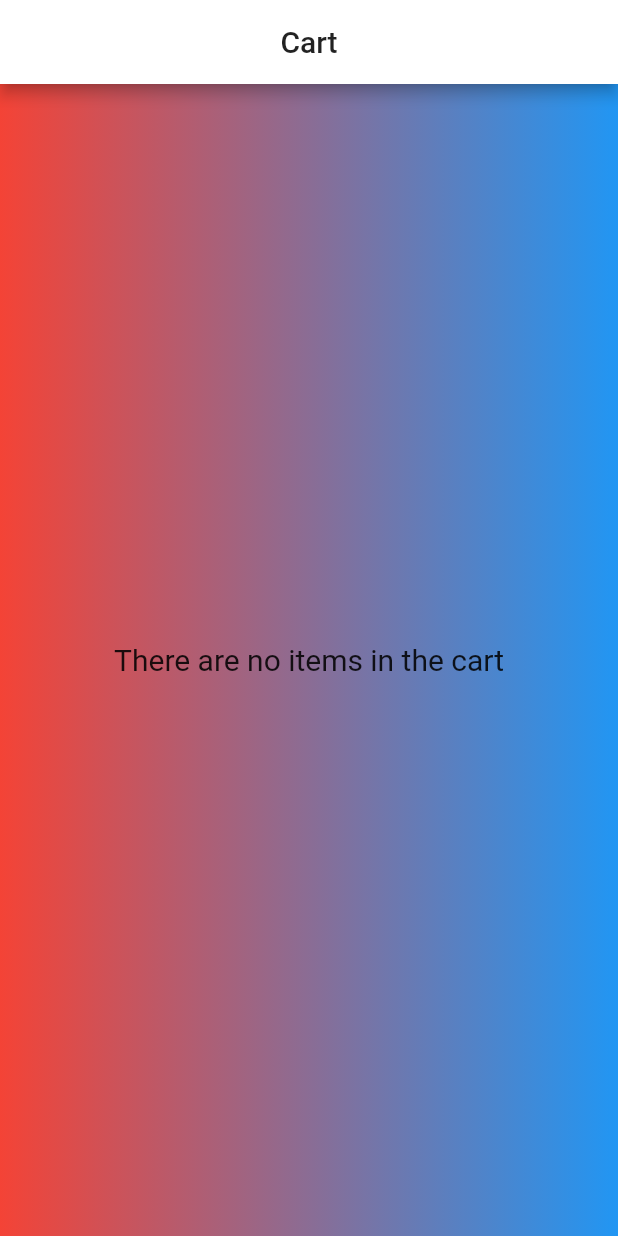
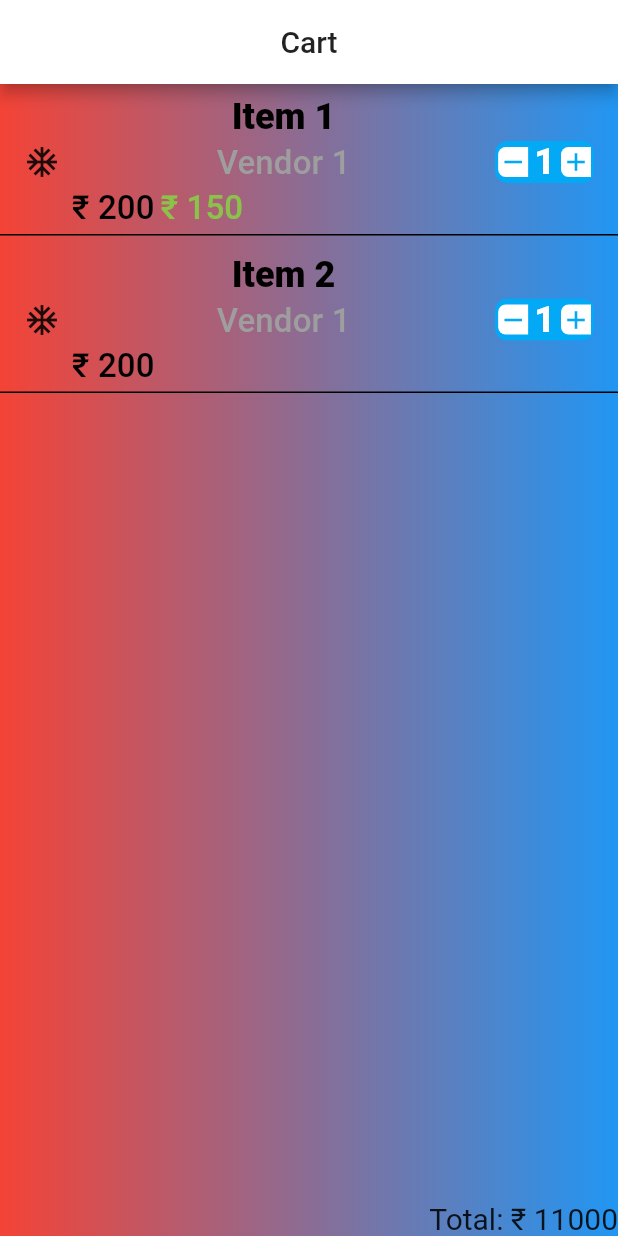
Before and after one commit to 99suyashsoni/Apogee-2020, a Flutter app: the screen it shows after launch, on a phone screen of 412 x 824 dp. Run offline on Flutter 3.47's test engine with Material 2 defaults, Android fonts, the phone set to English and light mode, and no system bars; our stand-ins replace firebase_analytics, sqflite; accounts and stored records are empty.

Commit message:
Add cart items in cart UI

```diff
--- /dev/null
+++ b/lib/shared/constants/appColors.dart
@@ -0,0 +1,8 @@
+import 'package:flutter/cupertino.dart';
+import 'package:flutter/material.dart';
+
+Color borderColor = Colors.black;
+
+Color strikeThroughLine = Colors.lightGreen;
+
+Color cartQuantityButtonBackground = Colors.lightBlue;
--- a/lib/wallet/controller/CartController.dart
+++ b/lib/wallet/controller/CartController.dart
@@ -4,11 +4,34 @@ import 'package:flutter/cupertino.dart';
 
 class CartController with ChangeNotifier {
   WalletDao _walletDao;
-  List<CartItem> cartItems;
+  List<CartItem> cartItems = [
+    CartItem(
+      basePrice: 200,
+      currentPrice: 150,
+      discount: 50,
+      isVeg: true,
+      itemId: 1,
+      itemName: "Item 1",
+      quantity: 2,
+      vendorId: 2,
+      vendorName: "Vendor 1"
+    ),
+    CartItem(
+      basePrice: 200,
+      currentPrice: 200,
+      discount: 0,
+      isVeg: false,
+      itemId: 2,
+      itemName: "Item 2",
+      quantity: 1,
+      vendorId: 2,
+      vendorName: "Vendor 1"
+    )
+  ];
 
   CartController() {
     this._walletDao = WalletDao();
-    loadCartItems();
+    // loadCartItems();
   }
 
   Future<Null> loadCartItems() async {
@@ -17,6 +40,7 @@ class CartController with ChangeNotifier {
   }
 
   Future<List<CartItem>> getCartItems() async {
-    return await _walletDao.getAllCartItems();
+    await _walletDao.getAllCartItems();
+    return cartItems;
   }
 }
--- /dev/null
+++ b/lib/wallet/view/CartItemWidget.dart
@@ -0,0 +1,77 @@
+import 'package:apogee_main/shared/constants/appColors.dart';
+import 'package:apogee_main/wallet/data/database/dataClasses/CartItem.dart';
+import 'package:apogee_main/wallet/view/CartQuantityWidget.dart';
+import 'package:flutter/material.dart';
+
+class CartItemWidget extends StatelessWidget {
+  CartItem item;
+  CartQuantityListener cartQuantityListener;
+
+  CartItemWidget({
+    @required this.item,
+    @required this.cartQuantityListener
+  });
+
+  @override
+  Widget build(BuildContext context) {
+    return Container(
+      padding: EdgeInsets.symmetric(horizontal: 16.0, vertical: 4.0),
+      margin: EdgeInsets.symmetric(vertical: 4.0),
+      decoration: BoxDecoration(
+        border: Border(
+          bottom: BorderSide(
+            color: borderColor,
+          )
+        )
+      ),
+      child: Row(
+        children: <Widget>[
+          Container(
+            margin: EdgeInsets.only(right: 8.0),
+            child: Icon(
+              Icons.ac_unit,
+            ),
+          ),
+          Expanded(
+            flex: 1,
+            child: Column(
+              children: <Widget>[
+                Container(
+                  margin: EdgeInsets.only(bottom: 4.0),
+                  child: Text(item.itemName, style: Theme.of(context).textTheme.title)
+                ),
+                Container(
+                  margin: EdgeInsets.only(bottom: 4.0),
+                  child: Text(item.vendorName, style: Theme.of(context).textTheme.subtitle)
+                ),
+                Row(
+                  children: <Widget>[
+                    Container(
+                      margin: EdgeInsets.only(right: 4.0),
+                      child: Stack(
+                        children: <Widget>[
+                          Text("\u20B9 ${item.basePrice.toString()}", style: Theme.of(context).textTheme.subtitle.copyWith(color: Colors.black)),
+                          item.discount != 0 ? Container(
+                            height: 5.0,
+                            color: strikeThroughLine,
+                          ) : Opacity(
+                            opacity: 0.0,
+                            child: Container(),
+                          )
+                        ],
+                      ),
+                    ),
+                    item.discount == 0 ? Container() : Container(
+                      child: Text("\u20B9 ${item.currentPrice.toString()}", style: Theme.of(context).textTheme.subtitle.copyWith(color: strikeThroughLine),),
+                    )
+                  ],
+                )
+              ],
+            ),
+          ),
+          CartQuantityWidget(cartQuantityListener: cartQuantityListener,)
+        ],
+      ),
+    );
+  }
+}
--- /dev/null
+++ b/lib/wallet/view/CartQuantityWidget.dart
@@ -0,0 +1,55 @@
+import 'package:apogee_main/shared/constants/appColors.dart';
+import 'package:flutter/material.dart';
+
+abstract class CartQuantityListener {
+  void onQuantityChanged(int itemId, int quantity);
+}
+
+class CartQuantityWidget extends StatelessWidget {
+  CartQuantityListener cartQuantityListener;
+  int quantity;
+
+  CartQuantityWidget({
+    @required this.cartQuantityListener,
+    this.quantity = 1
+  });
+
+  @override
+  Widget build(BuildContext context) {
+    return Container(
+      padding: EdgeInsets.symmetric(horizontal: 2.0),
+      decoration: BoxDecoration(
+        color: cartQuantityButtonBackground,
+        borderRadius: BorderRadius.all(Radius.circular(8.0)),
+      ),
+      child: Row(
+        children: <Widget>[
+          Container(
+            decoration: BoxDecoration(
+              color: Colors.white,
+              borderRadius: BorderRadius.only(
+                topLeft: Radius.circular(5.0),
+                bottomLeft: Radius.circular(5.0)
+              ),
+            ),
+            child: Center(child: Icon(Icons.remove, color: cartQuantityButtonBackground, size: 20.0,)),
+          ),
+          Container(
+            margin: EdgeInsets.symmetric(horizontal: 4.0),
+            child: Text(quantity.toString(), style: Theme.of(context).textTheme.title.copyWith(color: Colors.white),),
+          ),
+          Container(
+            decoration: BoxDecoration(
+              color: Colors.white,
+              borderRadius: BorderRadius.only(
+                topLeft: Radius.circular(5.0),
+                bottomLeft: Radius.circular(5.0)
+              ),
+            ),
+            child: Center(child: Icon(Icons.add, color: cartQuantityButtonBackground, size: 20.0,)),
+          ),
+        ],
+      ),
+    );
+  }
+}
--- a/lib/wallet/view/CartScreen.dart
+++ b/lib/wallet/view/CartScreen.dart
@@ -2,6 +2,8 @@ import 'package:apogee_main/shared/UIMessageListener.dart';
 import 'package:apogee_main/shared/screen.dart';
 import 'package:apogee_main/wallet/controller/CartController.dart';
 import 'package:apogee_main/wallet/data/database/dataClasses/CartItem.dart';
+import 'package:apogee_main/wallet/view/CartItemWidget.dart';
+import 'package:apogee_main/wallet/view/CartQuantityWidget.dart';
 import 'package:flutter/material.dart';
 import 'package:provider/provider.dart';
 
@@ -10,7 +12,7 @@ class CartScreen extends StatefulWidget {
   _CartScreenState createState() => _CartScreenState();
 }
 
-class _CartScreenState extends State<CartScreen> implements UIMessageListener{
+class _CartScreenState extends State<CartScreen> implements UIMessageListener, CartQuantityListener {
   @override
   Widget build(BuildContext context) {
     return Screen(
@@ -40,19 +42,34 @@ class _CartScreenState extends State<CartScreen> implements UIMessageListener{
                                 ),
                               );
                             } else {
-                              return ListView.builder(
-                                itemCount: items.length,
-                                itemBuilder: (context, index) {
-                                  return Container(
-                                    child: Center(child: Text(items[index].itemName),),
-                                  );
-                                },
+                              return Container(
+                                child: Column(
+                                  children: <Widget>[
+                                    Expanded(
+                                      flex: 1,
+                                      child: ListView.builder(
+                                        itemCount: items.length,
+                                        itemBuilder: (context, index) {
+                                          return CartItemWidget(item: items[index], cartQuantityListener: this,);
+                                        },
+                                      ),
+                                    ),
+                                    Align(
+                                      alignment: Alignment.centerRight,
+                                      child: Container(
+                                        child: Text("Total: \u20B9 ${11000}"),
+                                      ),
+                                    )
+                                  ],
+                                ),
                               );
                             }
                           } else {
                             onAlertMessageRecived(message: "Something went abslutely wrong. Restart your app");
                             return Container();
                           }
+                        } else {
+                          return Container(child: Center(child: Text("Something went wrong"),),);
                         }
                       },
                     );
@@ -86,4 +103,9 @@ class _CartScreenState extends State<CartScreen> implements UIMessageListener{
     // TODO: implement onToastMessageRecived
   }
 
+  @override
+  void onQuantityChanged(int itemId, int quantity) {
+    // TODO: implement onQuantityChanged
+  }
+
 }
```
Also changed, not shown: pubspec.lock, 3 other files.
